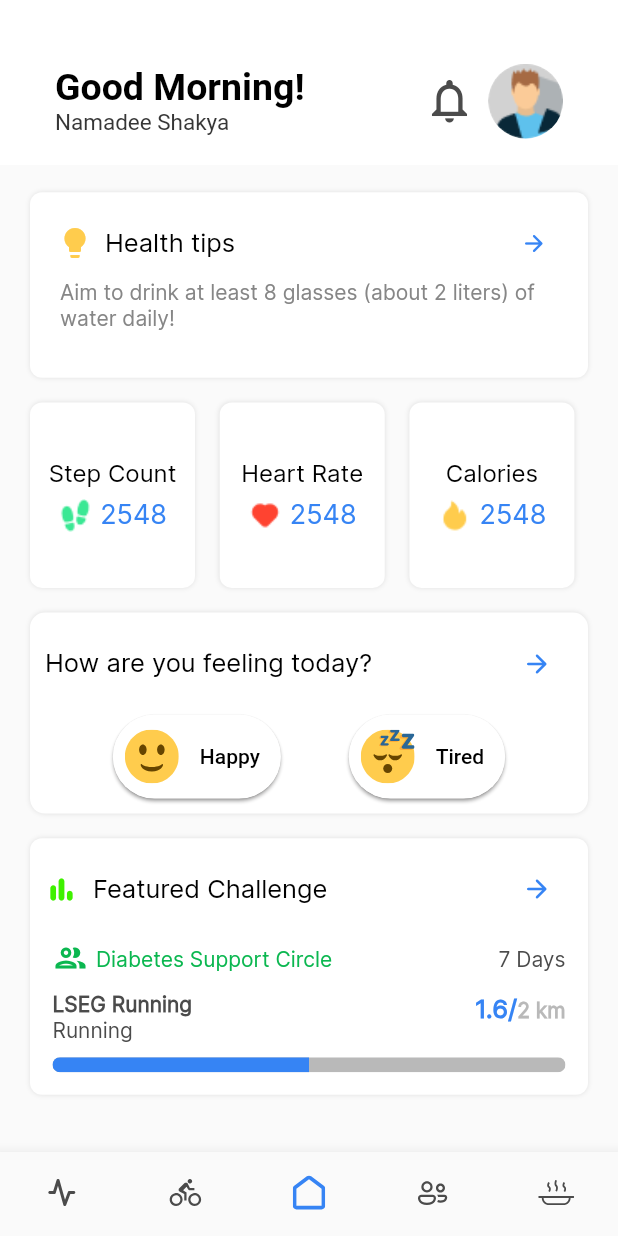
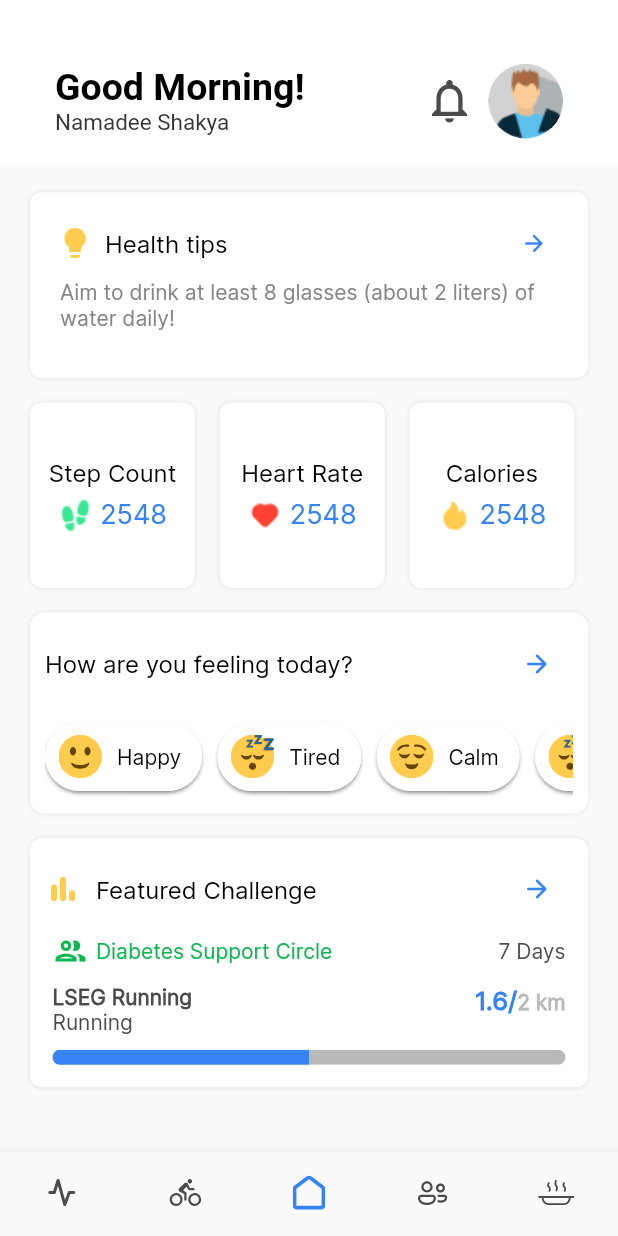
Before and after one commit to Team-Ayura/Ayura-Client, a Flutter app: the Home screen opened directly, on a phone screen of 412 x 824 dp. Run offline on Flutter 3.47's test engine with Material 2 defaults, Android fonts, the phone set to English and light mode, and no system bars; our stand-ins replace buttons_tabbar, fl_chart, flutter_animate, flutter_calendar_carousel, flutter_slidable, flutter_svg and 8 more; missing offline and left inert: country_list_pick, flutter_ruler_picker; accounts and stored records are empty.

Commit message:
UI adjustments

```diff
--- a/lib/auth/onboarding_screen.dart
+++ b/lib/auth/onboarding_screen.dart
@@ -1,5 +1,6 @@
 import 'package:ayura/auth/auth_screen.dart';
 import 'package:ayura/auth/login.dart';
+import 'package:ayura/pages/home.dart';
 import 'package:ayura/constants/colors.dart';
 import 'package:ayura/constants/styles.dart';
 import 'package:ayura/utils/router.dart';
@@ -68,7 +69,7 @@ class OnboardingScreenState extends State<OnboardingScreen> {
                     ),
                     InkWell(
                       onTap: () {
-                        PageNavigator(context: context).nextPage(const Login());
+                        PageNavigator(context: context).nextPage(const Home());
                       },
                       child: const Text(
                         'Sign in',
--- a/lib/pages/features/activity_tracking/sports_page.dart
+++ b/lib/pages/features/activity_tracking/sports_page.dart
@@ -8,6 +8,7 @@ import 'package:flutter/material.dart';
 import 'package:flutter_slidable/flutter_slidable.dart';
 import 'package:flutter_svg/flutter_svg.dart';
 import 'package:provider/provider.dart';
+import 'package:ayura/widgets/global/custom_appbar.dart';
 
 class SportsPage extends StatefulWidget {
   SportsPage({Key? key}) : super(key: key);
@@ -182,12 +183,14 @@ class _SportsPageState extends State<SportsPage> {
                                 text:
                                     'You currently have not selected any sports. Use the add ',
                                 style: TextStyle(
+                                  fontFamily: "Inter",
                                   color: AppColors.textColor.withOpacity(0.4),
                                 ),
                               ),
                               const TextSpan(
                                 text: '"+"', // The "+" symbol
                                 style: TextStyle(
+                                  fontFamily: "Inter",
                                   color: AppColors
                                       .textColor, // Change the color of "+" here
                                 ),
@@ -196,6 +199,7 @@ class _SportsPageState extends State<SportsPage> {
                                 text:
                                     ' button to include sports in your sports collection.',
                                 style: TextStyle(
+                                  fontFamily: "Inter",
                                   color: AppColors.textColor.withOpacity(0.4),
                                 ),
                               ),
--- a/lib/pages/home.dart
+++ b/lib/pages/home.dart
@@ -145,9 +145,9 @@ class _HomeState extends State<Home> {
                             'How are you feeling today?',
                             style: TextStyle(
                               color: Colors.black,
-                              fontSize: 17,
+                              fontSize: 16,
                               fontFamily: "Inter",
-                              fontWeight: FontWeight.w400,
+                              fontWeight: FontWeight.w500,
                             ),
                           ),
                           Expanded(
@@ -165,11 +165,27 @@ class _HomeState extends State<Home> {
                       ),
                       SizedBox(height: 10),
                       //Moods
-                      SizedBox(
+                      SingleChildScrollView(
+                        scrollDirection: Axis.horizontal,
                         child: Row(
                           mainAxisAlignment: MainAxisAlignment.spaceEvenly,
                           children: [
                             MoodButton(emojiName: 'Happy', mood: 'Happy'),
+                            SizedBox(
+                              width: 10,
+                            ),
+                            MoodButton(emojiName: 'Tired', mood: 'Tired'),
+                            SizedBox(
+                              width: 10,
+                            ),
+                            MoodButton(emojiName: 'calm', mood: 'Calm'),
+                            SizedBox(
+                              width: 10,
+                            ),
+                            MoodButton(emojiName: 'Tired', mood: 'Tired'),
+                            SizedBox(
+                              width: 10,
+                            ),
                             MoodButton(emojiName: 'Tired', mood: 'Tired'),
                           ],
                         ),
@@ -198,17 +214,17 @@ class _HomeState extends State<Home> {
                         children: [
                           Icon(
                             Icons.bar_chart_rounded,
-                            size: 22,
-                            color: AppColors.successColor,
+                            size: 24.0,
+                            color: AppColors.yellowColor,
                           ),
                           SizedBox(width: 10),
                           Text(
                             'Featured Challenge',
                             style: TextStyle(
                               color: Colors.black,
-                              fontSize: 17,
+                              fontSize: 16,
                               fontFamily: "Inter",
-                              fontWeight: FontWeight.w400,
+                              fontWeight: FontWeight.w500,
                             ),
                           ),
                           Expanded(
@@ -224,7 +240,6 @@ class _HomeState extends State<Home> {
                           ),
                         ],
                       ),
-                      SizedBox(height: 5),
                       // const Padding(
                       //   padding: EdgeInsets.only(left: 10.0),
                       //   child: Text("LSEG Running",
--- a/lib/widgets/features/home/tips_card.dart
+++ b/lib/widgets/features/home/tips_card.dart
@@ -40,9 +40,9 @@ Widget tipsCard({
                       title!,
                       style: const TextStyle(
                         color: Colors.black,
-                        fontSize: 17,
+                        fontSize: 16,
                         fontFamily: "Inter",
-                        fontWeight: FontWeight.w400,
+                        fontWeight: FontWeight.w500,
                       ),
                     ),
                   )
--- a/lib/widgets/features/mood_traking/mood_chips.dart
+++ b/lib/widgets/features/mood_traking/mood_chips.dart
@@ -4,7 +4,6 @@ import 'package:provider/provider.dart';
 
 import '../../../constants/colors.dart';
 import '../../../provider/moodProviders/selectedmood.dart';
-
 
 class MoodButton extends StatelessWidget {
   final String emojiName;
@@ -21,7 +20,6 @@ class MoodButton extends StatelessWidget {
     final moodProvider = Provider.of<MoodProvider>(context);
     bool isSelected = moodProvider.selectedMood == mood;
 
-
     return ActionChip(
       onPressed: () {
         moodProvider.selectMood(mood);
@@ -29,17 +27,23 @@ class MoodButton extends StatelessWidget {
       label: Text(
         mood,
         style: TextStyle(
+          fontFamily: "Inter",
           color: isSelected ? Colors.white : Colors.black,
         ),
       ),
       visualDensity: const VisualDensity(horizontal: 4.0, vertical: 2.0),
-      labelPadding: const EdgeInsets.all(10.0),
+      labelPadding: const EdgeInsets.symmetric(vertical: 5.0, horizontal: 10.0),
       clipBehavior: Clip.antiAlias,
       backgroundColor: isSelected ? AppColors.primaryColor : Colors.white,
       shadowColor: AppColors.shadowColor,
       elevation: isSelected ? 1 : 1,
-      avatar: SvgPicture.asset(
-        'assets/images/mood_tracking/$emojiName.svg',
+      avatar: Padding(
+        padding: const EdgeInsets.only(left: 5.0),
+        child: SvgPicture.asset(
+          'assets/images/mood_tracking/$emojiName.svg',
+          width: 30.0,
+          height: 30.0,
+        ),
       ),
     );
   }
```
Also changed, not shown: lib/widgets/features/activity_tracking/activity_type.dart (+8 -8 lines), assets/images/mood_tracking/angrys.svg (added).
